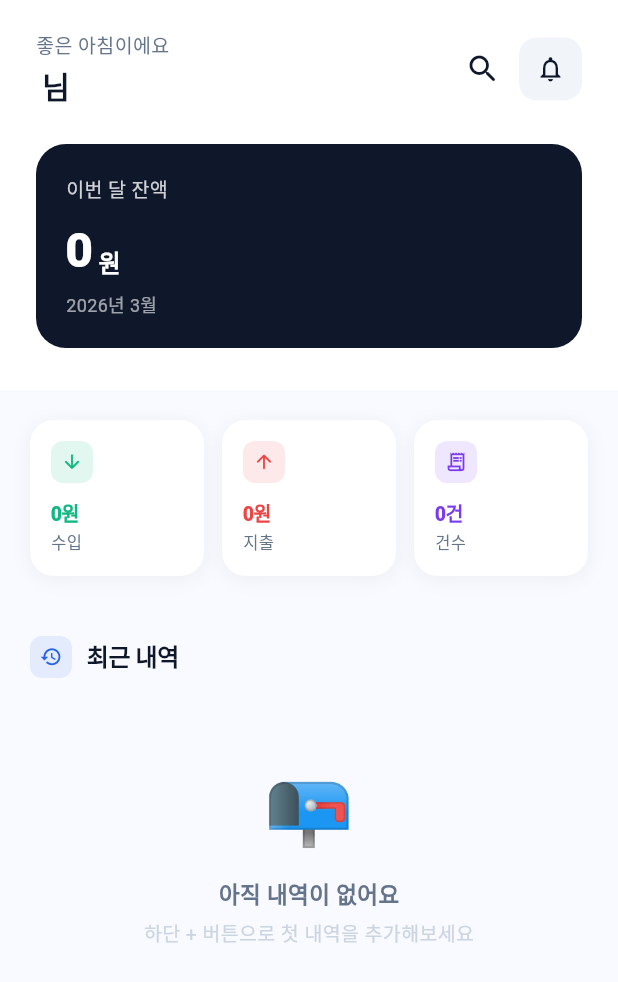
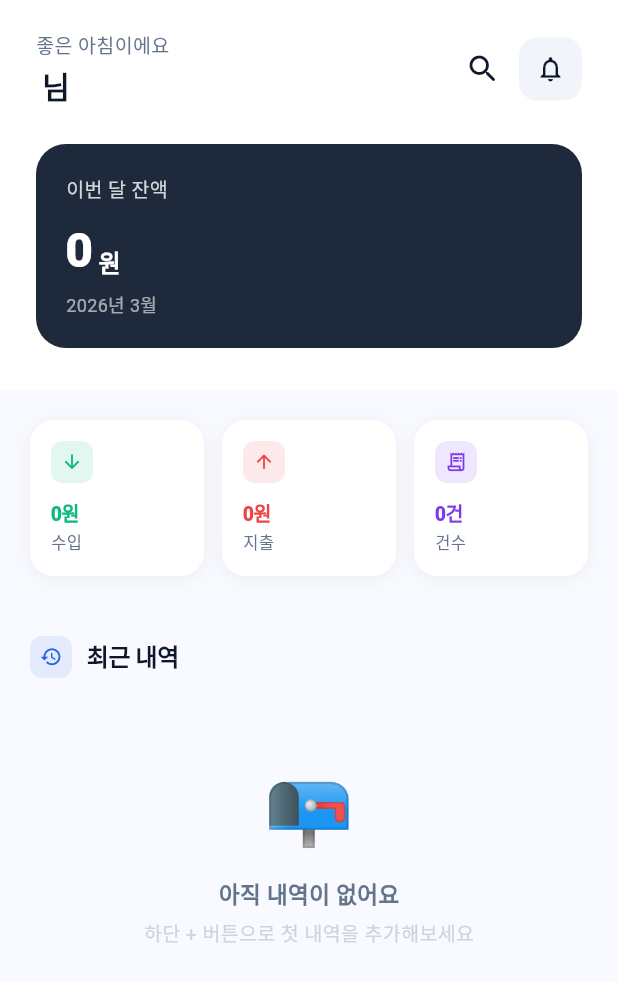
Before and after one commit to LimJongTak/ceremonial-ledger, a Flutter app: the HomeScreen screen opened directly, on a phone screen of 412 x 824 dp. Shown: the top 982 px of the screen. Run offline on Flutter 3.47's test engine with Material 3 defaults, Android fonts, the phone set to English and light mode, and no system bars; our stand-ins replace cloud_firestore, drift, drift_flutter, file_picker, firebase_auth, firebase_core and 9 more; missing offline and left inert: excel, flutter_naver_login, google_mlkit_text_recognition, home_widget, kakao_flutter_sdk_user; accounts and stored records are empty; generated files the repository leaves out were written again; network calls fail.

Commit message:
style: 홈 잔액 카드 배경색 밝게 조정 (#0F172A → #1E293B)
Co-Authored-By: Claude Sonnet 4.6 <noreply@anthropic.com>

```diff
--- a/lib/views/home/home_screen.dart
+++ b/lib/views/home/home_screen.dart
@@ -197,7 +197,7 @@ class _Header extends StatelessWidget {
           Container(
             padding: const EdgeInsets.all(20),
             decoration: BoxDecoration(
-              color: const Color(0xFF0F172A),
+              color: const Color(0xFF1E293B),
               borderRadius: BorderRadius.circular(20),
             ),
             child: Column(
```
